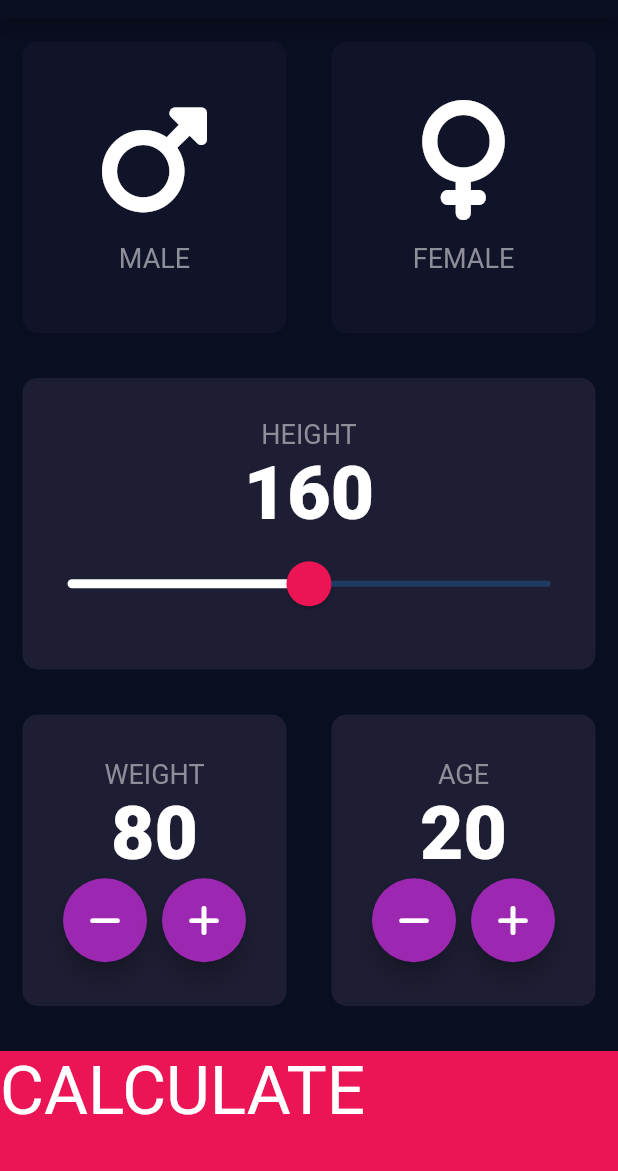
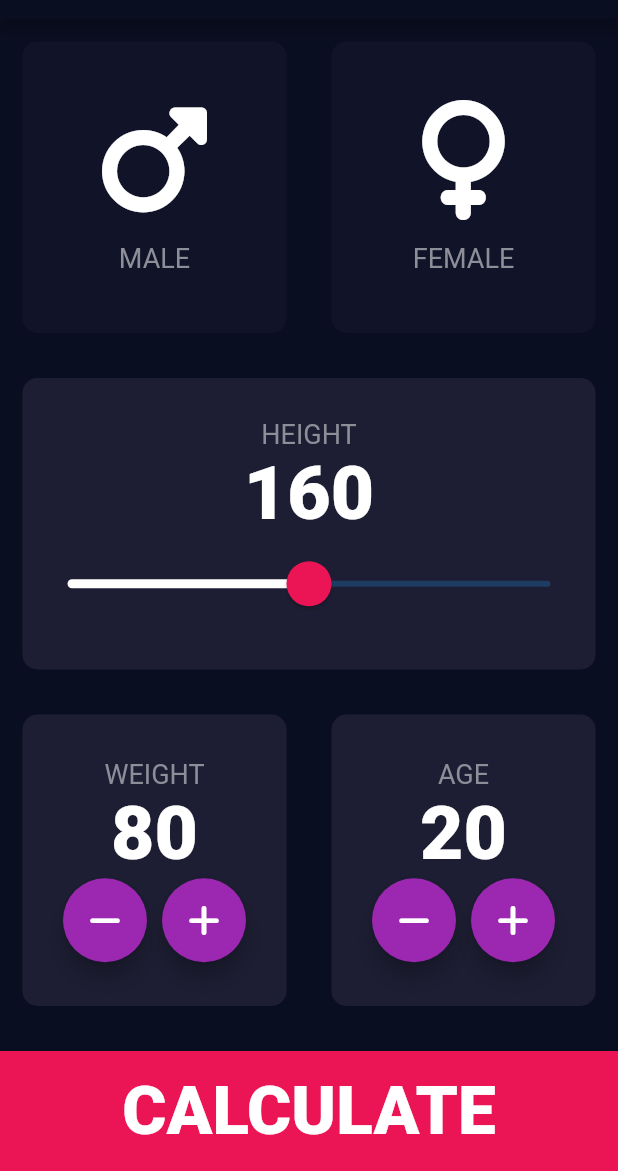
Before and after one commit to matatoMatata94/bmi_calculator, a Flutter app: the screen it shows after launch, on a phone screen of 412 x 824 dp, the part 65-1236 px from its top. Run offline on Flutter 3.47's test engine with Material 2 defaults, Android fonts, the phone set to English and light mode, and no system bars; our stand-ins replace font_awesome_flutter.

Commit message:
Update InputPage()

```diff
--- a/lib/input_page.dart
+++ b/lib/input_page.dart
@@ -206,9 +206,14 @@ class _InputPageState extends State<InputPage> {
                 height: kBottomButtonHeight,
                 width: double.infinity,
                 margin: const EdgeInsets.only(top: 15),
-                child: const Text(
-                  'CALCULATE',
-                  style: TextStyle(fontSize: 45),
+                child: const Center(
+                  child: Text(
+                    'CALCULATE',
+                    style: TextStyle(
+                      fontSize: 45,
+                      fontWeight: FontWeight.w900,
+                    ),
+                  ),
                 ),
               ),
             ),
```
